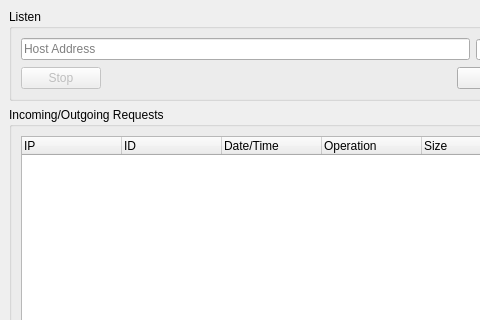
realbardia/socket-spy, file mainwindow.ui: the form before one commit; both pictures show x 0 to 480 and y 0 to 320 of the 1103 by 575 pixel window.
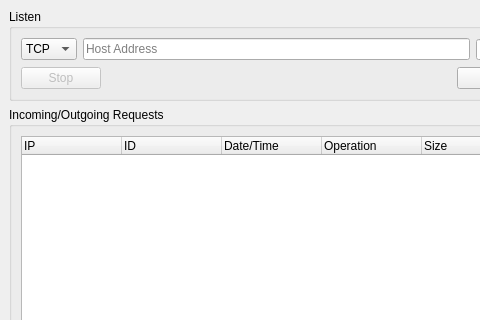
The form after the commit.

```diff
--- a/mainwindow.ui
+++ b/mainwindow.ui
@@ -25,6 +25,20 @@
         <layout class="QVBoxLayout" name="verticalLayout">
          <item>
           <layout class="QHBoxLayout" name="horizontalLayout">
+           <item>
+            <widget class="QComboBox" name="listenType">
+             <item>
+              <property name="text">
+               <string>TCP</string>
+              </property>
+             </item>
+             <item>
+              <property name="text">
+               <string>UDP</string>
+              </property>
+             </item>
+            </widget>
+           </item>
            <item>
             <widget class="QLineEdit" name="listenHost">
              <property name="placeholderText">
```
